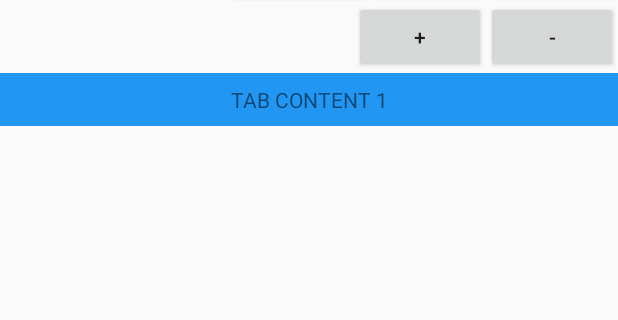
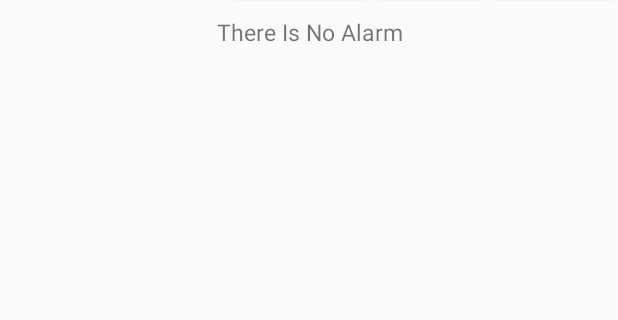
Before and after one commit to Factriot/Calarm, an Android app: the screen it shows after launch (MainActivity), after a tap on "ALARM", on a phone screen of 412 x 824 dp, the part 166-486 px from its top. Run offline under Robolectric (Android 15) with nearby library versions, the phone set to English and light mode, and no system bars.

```diff
--- a/app/src/main/java/com/newworld/calarm/AlarmReceiver.java
+++ b/app/src/main/java/com/newworld/calarm/AlarmReceiver.java
@@ -30,12 +30,6 @@ public class AlarmReceiver extends BroadcastReceiver {
         //receiver정상작동 확인
         Toast.makeText(context, "hi, there", Toast.LENGTH_LONG).show();
 
-        /*새 액티비티가 뜨지 않음
-        Intent newIntent = new Intent();
-        newIntent.setClass(context, SnoozeActivity.class);
-        context.startActivity(newIntent);
-        */
-
         try {
             intent = new Intent(context, SnoozeActivity.class);
             PendingIntent pendingIntent = PendingIntent.getActivity(context, 0, intent, PendingIntent.FLAG_ONE_SHOT);
--- a/app/src/main/java/com/newworld/calarm/AlarmSettingActivity.java
+++ b/app/src/main/java/com/newworld/calarm/AlarmSettingActivity.java
@@ -29,7 +29,7 @@ public class AlarmSettingActivity extends AppCompatActivity implements View.OnCl
     //진동 On/Off
     private boolean isVibrate = true;
     //알람의 개별 식별자
-    private static int identifier = 0;
+    public static int identifier = 1;
 
     @Override
     protected void onCreate(Bundle savedInstanceState) {
@@ -96,7 +96,7 @@ public class AlarmSettingActivity extends AppCompatActivity implements View.OnCl
         Intent intent = new Intent(context, AlarmReceiver.class);//context에서 AlarmReceiver로 직접 전해줌
         pendingIntent = PendingIntent.getBroadcast(context, identifier++, intent, 0);//두번째 인자가 알람의 식별번호임
 
-        alarmManager.setRepeating(AlarmManager.RTC_WAKEUP, alarmTime, 5*60*1000, pendingIntent);//원래는 temp대신 System.currentTimeMillis()+second
+        alarmManager.setRepeating(AlarmManager.RTC_WAKEUP, alarmTime, 2*60*1000, pendingIntent);//원래는 temp대신 System.currentTimeMillis()+second
         //alarmManager.setRepeating(AlarmManager.ELAPSED_REALTIME_WAKEUP, second, 60*1000,pendingIntent);
 
         insertData(hour, minute);
--- a/app/src/main/java/com/newworld/calarm/MainActivity.java
+++ b/app/src/main/java/com/newworld/calarm/MainActivity.java
@@ -79,12 +79,13 @@ public class MainActivity extends AppCompatActivity implements View.OnClickListe
             case R.id.alarmButton:
                 if(!dbManager.dragData().isEmpty()) {
                     //setListView(dbManager);
+                    //setListView에서 NullPointerException이 발생하고 없을 때는 빈회면만 뜬다
                     Log.d("setListView", "알람창 화면");
                     getSupportFragmentManager()
                             .beginTransaction()
                             .replace(R.id.content, new Tab1Activity())
                             .commit();
-                    setListView(dbManager);
+                    //setListView(dbManager);
                 }else{
                     Log.d("if_not_stored", "빈 알람창 화면");
                     getSupportFragmentManager()
--- /dev/null
+++ b/app/src/main/java/com/newworld/calarm/Tab1Empty.java
@@ -0,0 +1,20 @@
+package com.newworld.calarm;
+
+import android.os.Bundle;
+import android.support.annotation.Nullable;
+import android.support.v4.app.Fragment;
+import android.view.LayoutInflater;
+import android.view.View;
+import android.view.ViewGroup;
+
+/**
+ * Created by 이은솔 on 2017-06-05.
+ */
+
+public class Tab1Empty extends Fragment {
+    @Nullable
+    @Override
+    public View onCreateView(LayoutInflater inflater, @Nullable ViewGroup container, @Nullable Bundle savedInstanceState) {
+        return inflater.inflate(R.layout.if_not_stored,container,false);
+    }
+}
--- /dev/null
+++ b/app/src/main/res/layout/if_not_stored.xml
@@ -0,0 +1,15 @@
+<?xml version="1.0" encoding="utf-8"?>
+<LinearLayout xmlns:android="http://schemas.android.com/apk/res/android"
+    android:orientation="vertical"
+    android:layout_width="match_parent"
+    android:layout_height="match_parent"
+    android:id="@+id/emptySetting">
+
+    <TextView
+        android:layout_width="match_parent"
+        android:layout_height="wrap_content"
+        android:gravity="center"
+        android:padding="10dp"
+        android:textSize="15dp"
+        android:text="There Is No Alarm"/>
+</LinearLayout>
```
Also changed, not shown: app/src/main/java/com/newworld/calarm/DBManager.java (+10 -0 lines), app/src/main/java/com/newworld/calarm/ListViewAdapter.java (+16 -5 lines), app/src/main/java/com/newworld/calarm/SnoozeActivity.java (+27 -1 lines).
